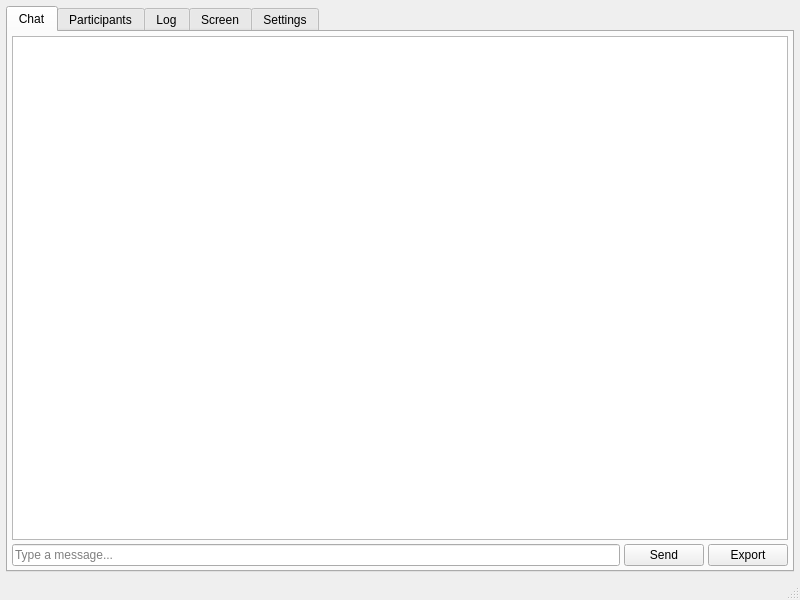
This is src/ui/mainwindow.ui in theshy123king/LanMeeting as Qt 5 draws it before an edit. The edited form follows.
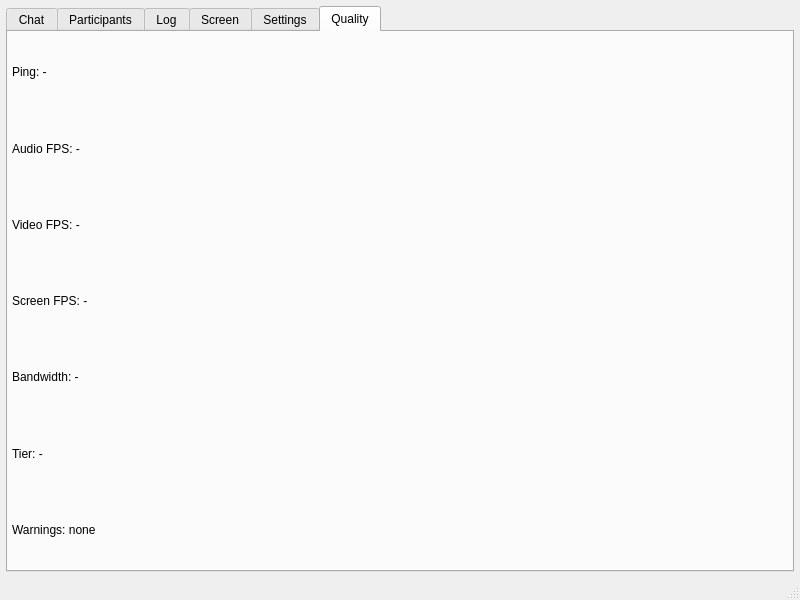
This is the edited form. The open tabs and pages were chosen to show the change.

Commit message: Add network quality monitoring and UI quality panel

What changed in the file:
```diff
--- a/src/ui/mainwindow.ui
+++ b/src/ui/mainwindow.ui
@@ -246,6 +246,68 @@
            </item>
           </layout>
          </widget>
+        <widget class="QWidget" name="qualityTab">
+         <attribute name="title">
+          <string>Quality</string>
+         </attribute>
+         <layout class="QVBoxLayout" name="qualityLayout">
+          <property name="spacing">
+           <number>4</number>
+          </property>
+          <property name="margin">
+           <number>4</number>
+          </property>
+          <item>
+           <widget class="QLabel" name="lblQualityPing">
+            <property name="text">
+             <string>Ping: -</string>
+            </property>
+           </widget>
+          </item>
+          <item>
+           <widget class="QLabel" name="lblQualityAudio">
+            <property name="text">
+             <string>Audio FPS: -</string>
+            </property>
+           </widget>
+          </item>
+          <item>
+           <widget class="QLabel" name="lblQualityVideo">
+            <property name="text">
+             <string>Video FPS: -</string>
+            </property>
+           </widget>
+          </item>
+          <item>
+           <widget class="QLabel" name="lblQualityScreen">
+            <property name="text">
+             <string>Screen FPS: -</string>
+            </property>
+           </widget>
+          </item>
+          <item>
+           <widget class="QLabel" name="lblQualityBandwidth">
+            <property name="text">
+             <string>Bandwidth: -</string>
+            </property>
+           </widget>
+          </item>
+          <item>
+           <widget class="QLabel" name="lblQualityTier">
+            <property name="text">
+             <string>Tier: -</string>
+            </property>
+           </widget>
+          </item>
+          <item>
+           <widget class="QLabel" name="lblQualityWarning">
+            <property name="text">
+             <string>Warnings: none</string>
+            </property>
+           </widget>
+          </item>
+         </layout>
+        </widget>
         </widget>
        </item>
       </layout>
```
Lines whose indentation alone changed are shown as unchanged. The commit also changes 6 other files.
